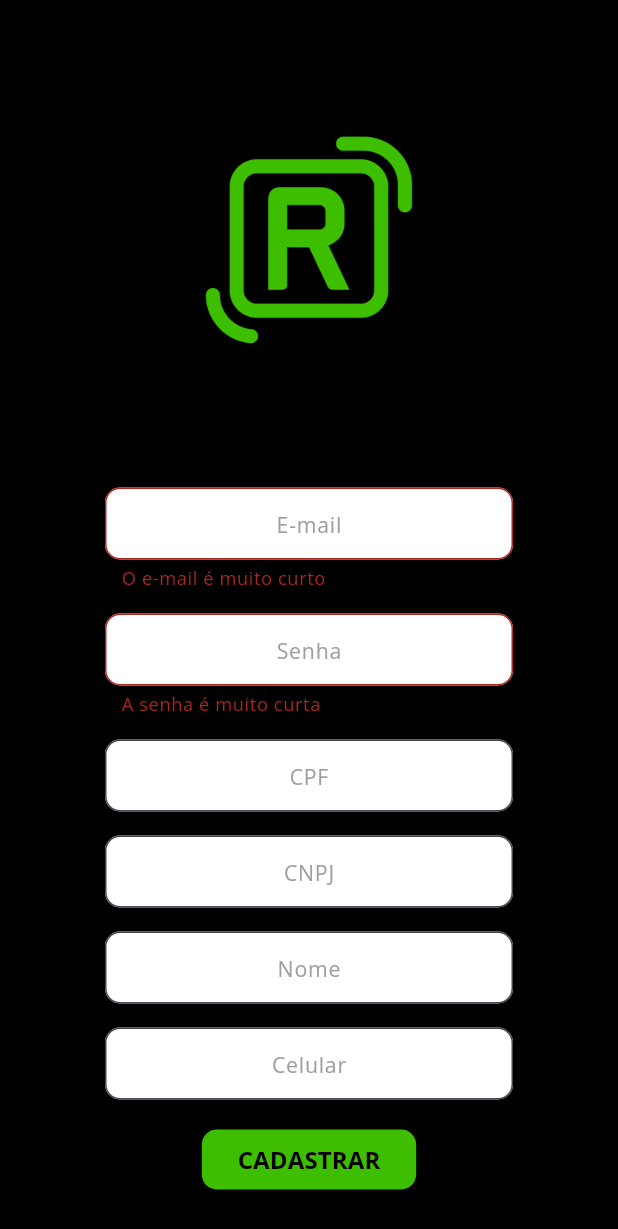
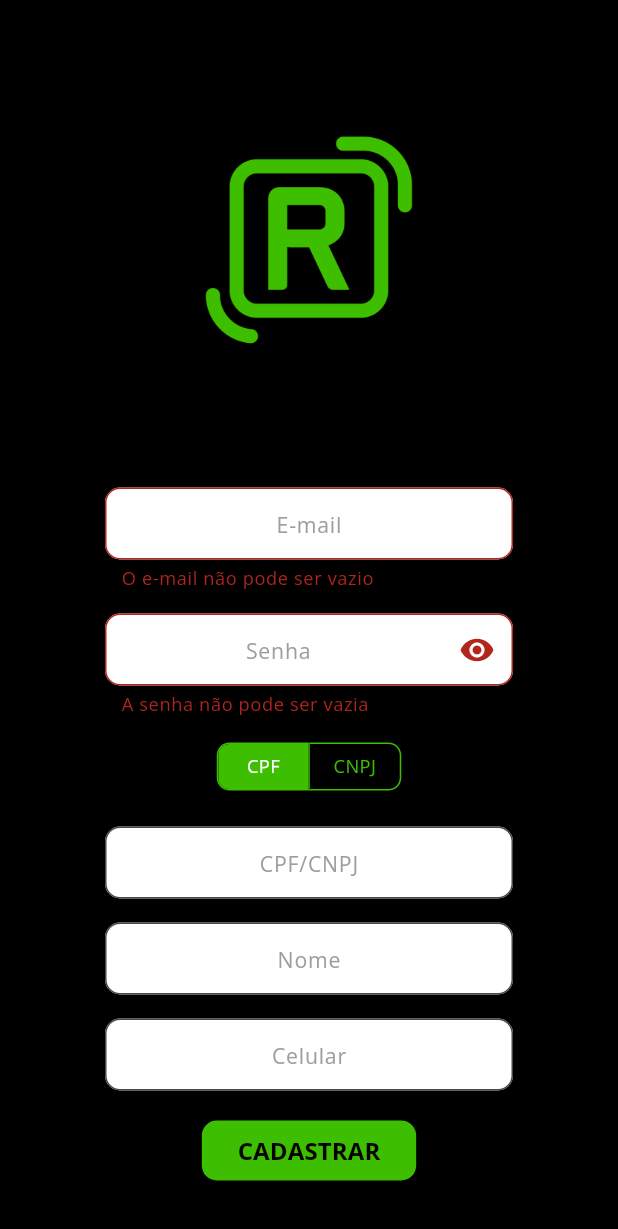
Before and after one commit to juliaevangelista/rurallstrongmobile, a Flutter app: the screen it shows after launch, after a tap on "ENTRAR", after a tap on "CRIAR MEU CADASTRO", on a phone screen of 412 x 824 dp. Shown: the top 1229 px of the screen. Run offline on Flutter 3.47's test engine with Material 3 defaults, Android fonts, the light colour scheme and no system bars; our stand-ins replace cloud_firestore, firebase_auth, firebase_core, firebase_database, firebase_storage, flutter_datetime_picker_plus and 4 more; accounts and stored records are empty.

Commit message:
extensao de mascara

```diff
--- a/lib/telas/login/login_tela.dart
+++ b/lib/telas/login/login_tela.dart
@@ -1,4 +1,6 @@
 import 'package:flutter/material.dart';
+import 'package:flutter/services.dart';
+import 'package:mask_text_input_formatter/mask_text_input_formatter.dart';
 import 'package:rurallstrong/_comum/meu_snackbar.dart';
 import 'package:rurallstrong/servicos/autenticao_servico.dart';
 import 'package:rurallstrong/telas/telateste.dart';
@@ -13,15 +15,24 @@ class LoginTela extends StatefulWidget {
 class _LoginTelaState extends State<LoginTela> {
   bool queroEntrar = true;
   final _formKey = GlobalKey<FormState>();
+  bool _obscureText = true;
 
   TextEditingController _emailControler = TextEditingController();
   TextEditingController _senhaControler = TextEditingController();
-  TextEditingController _cnpjControler = TextEditingController();
-  TextEditingController _cpfControler = TextEditingController();
+  TextEditingController _cpfCnpjControler = TextEditingController();
   TextEditingController _nomeControler = TextEditingController();
   TextEditingController _celularControler = TextEditingController();
 
   AutenticaoServico _autenServico = AutenticaoServico();
+
+  final maskFormatterCpf = MaskTextInputFormatter(
+      mask: '###.###.###-##', filter: {"#": RegExp(r'[0-9]')});
+  final maskFormatterCnpj = MaskTextInputFormatter(
+      mask: '##.###.###/####-##', filter: {"#": RegExp(r'[0-9]')});
+  final maskFormatterPhone = MaskTextInputFormatter(
+      mask: '(##) #####-####', filter: {"#": RegExp(r'[0-9]')});
+
+  bool isCpfSelected = true;
 
   @override
   Widget build(BuildContext context) {
@@ -54,22 +65,19 @@ class _LoginTelaState extends State<LoginTela> {
                       child: TextFormField(
                         controller: _emailControler,
                         decoration: InputDecoration(
-                            label: Center(
-                              child: Text('E-mail'),
-                            ),
+                          label: Center(child: Text('E-mail')),
                           labelStyle: TextStyle(color: Colors.grey),
                           filled: true,
                           fillColor: Colors.white,
                           border: OutlineInputBorder(
-                              borderRadius: BorderRadius.circular(
-                                  10.0),
+                            borderRadius: BorderRadius.circular(10.0),
                           ),
                           contentPadding: EdgeInsets.symmetric(
                               vertical: 10.0, horizontal: 7.0),
                           floatingLabelBehavior: FloatingLabelBehavior.never,
                         ),
                         validator: (String? value) {
-                            if (value == null) {
+                          if (value == null || value.isEmpty) {
                             return "O e-mail não pode ser vazio";
                           }
                           if (value.length < 5) {
@@ -90,23 +98,30 @@ class _LoginTelaState extends State<LoginTela> {
                       child: TextFormField(
                         controller: _senhaControler,
                         decoration: InputDecoration(
-                            label: Center(
-                              child: Text('Senha'),
-                            ),
+                          label: Center(child: Text('Senha')),
                           labelStyle: TextStyle(color: Colors.grey),
                           filled: true,
                           fillColor: Colors.white,
                           border: OutlineInputBorder(
-                              borderRadius: BorderRadius.circular(
-                                  10.0),
+                            borderRadius: BorderRadius.circular(10.0),
                           ),
                           contentPadding: EdgeInsets.symmetric(
                               vertical: 10.0, horizontal: 7.0),
                           floatingLabelBehavior: FloatingLabelBehavior.never,
+                          suffixIcon: IconButton(
+                            icon: Icon(_obscureText
+                                ? Icons.visibility
+                                : Icons.visibility_off),
+                            onPressed: () {
+                              setState(() {
+                                _obscureText = !_obscureText;
+                              });
+                            },
+                          ),
                         ),
                         validator: (String? value) {
-                            if (value == null) {
-                              return "A senha não pode ser vazio";
+                          if (value == null || value.isEmpty) {
+                            return "A senha não pode ser vazia";
                           }
                           if (value.length < 8) {
                             return "A senha é muito curta";
@@ -114,75 +129,96 @@ class _LoginTelaState extends State<LoginTela> {
                           return null;
                         },
                         style: const TextStyle(color: Colors.black),
-                          obscureText: true,
+                        obscureText: _obscureText,
                       ),
                     ),
                     Visibility(
                       visible: !queroEntrar,
                       child: Column(
                         children: [
+                          SizedBox(height: 10,),
+                          ToggleButtons(
+                            children: [
+                              Padding(
+                                padding: const EdgeInsets.symmetric(
+                                    horizontal: 12.0),
+                                child: Text(
+                                  "CPF",
+                                  style: TextStyle(
+                                    color: isCpfSelected
+                                        ? Colors.white
+                                        : Color.fromRGBO(61, 190, 1, 1),
+                                  ),
+                                ),
+                              ),
+                              Padding(
+                                padding: const EdgeInsets.symmetric(
+                                    horizontal: 12.0),
+                                child: Text(
+                                  "CNPJ",
+                                  style: TextStyle(
+                                    color: !isCpfSelected
+                                        ? Colors.white
+                                        : Color.fromRGBO(61, 190, 1, 1),
+                                  ),
+                                ),
+                              ),
+                            ],
+                            isSelected: [isCpfSelected, !isCpfSelected],
+                            onPressed: (int index) {
+                              setState(() {
+                                isCpfSelected = index == 0;
+                                _cpfCnpjControler
+                                    .clear(); // Clear the input field
+                              });
+                            },
+                            borderRadius: BorderRadius.circular(8.0),
+                            selectedColor: Colors.white,
+                            fillColor: Color.fromRGBO(61, 190, 1, 1),
+                            borderColor: Color.fromRGBO(61, 190, 1, 1),
+                            selectedBorderColor: Color.fromRGBO(61, 190, 1, 1),
+                            splashColor: Colors.greenAccent,
+                            constraints: BoxConstraints(
+                              minHeight: 30.0,
+                              minWidth: 60.0,
+                            ),
+                          ),
                           Container(
                             margin: EdgeInsets.fromLTRB(40, 16, 40, 0),
                             child: TextFormField(
-                                controller: _cpfControler,
+                              controller: _cpfCnpjControler,
                               decoration: InputDecoration(
-                                  label: Center(
-                                    child: Text('CPF'),
-                                  ),
+                                label: Center(child: Text('CPF/CNPJ')),
                                 labelStyle: TextStyle(color: Colors.grey),
                                 filled: true,
-                                  fillColor:
-                                      Colors.white, // Cor da caixa de fundo
+                                fillColor: Colors.white,
                                 border: OutlineInputBorder(
-                                    borderRadius: BorderRadius.circular(
-                                        10.0),
+                                  borderRadius: BorderRadius.circular(10.0),
                                 ),
                                 contentPadding: EdgeInsets.symmetric(
                                     vertical: 10.0, horizontal: 7.0),
-                                      floatingLabelBehavior: FloatingLabelBehavior.never,
+                                floatingLabelBehavior:
+                                    FloatingLabelBehavior.never,
                               ),
                               validator: (String? value) {
-                                  if (value == null) {
-                                    return "o CPF não pode ser vazio";
+                                if (value == null || value.isEmpty) {
+                                  return "O CPF/CNPJ não pode ser vazio";
                                 }
-                                  if (value.length < 11) {
-                                    return "O CPF é muito curta";
+                                if (isCpfSelected && value.length != 14) {
+                                  return "O CPF é inválido";
+                                }
+                                if (!isCpfSelected && value.length != 18) {
+                                  return "O CNPJ é inválido";
                                 }
                                 return null;
                               },
-                                style: const TextStyle(color: Colors.black),
-                              ),
-                            ),
-                            SizedBox(height: 16.0),
-                            Container(
-                              margin: EdgeInsets.fromLTRB(40, 0, 40, 0),
-                              child: TextFormField(
-                                controller: _cnpjControler,
-                                decoration: InputDecoration(
-                                  label: Center(
-                                    child: Text('CNPJ'),
-                                  ),
-                                  labelStyle: TextStyle(color: Colors.grey),
-                                  filled: true,
-                                  fillColor:
-                                      Colors.white,
-                                  border: OutlineInputBorder(
-                                    borderRadius: BorderRadius.circular(
-                                        10.0),
-                                  ),
-                                  contentPadding: EdgeInsets.symmetric(
-                                      vertical: 10.0, horizontal: 7.0),
-                                      floatingLabelBehavior: FloatingLabelBehavior.never,
-                                ),
-                                validator: (String? value) {
-                                  if (value == null) {
-                                    return "o CNPJ não pode ser vazio";
-                                  }
-                                  if (value.length < 14) {
-                                    return "O CNPJ é muito curta";
-                                  }
-                                  return null;
-                                },
+                              inputFormatters: [
+                                FilteringTextInputFormatter.digitsOnly,
+                                isCpfSelected
+                                    ? maskFormatterCpf
+                                    : maskFormatterCnpj,
+                              ],
+                              keyboardType: TextInputType.number,
                               style: const TextStyle(color: Colors.black),
                             ),
                           ),
@@ -192,23 +228,20 @@ class _LoginTelaState extends State<LoginTela> {
                             child: TextFormField(
                               controller: _nomeControler,
                               decoration: InputDecoration(
-                                  label: Center(
-                                    child: Text('Nome'),
-                                  ),
+                                label: Center(child: Text('Nome')),
                                 labelStyle: TextStyle(color: Colors.grey),
                                 filled: true,
-                                  fillColor:
-                                      Colors.white, // Cor da caixa de fundo
+                                fillColor: Colors.white,
                                 border: OutlineInputBorder(
-                                    borderRadius: BorderRadius.circular(
-                                        10.0),
+                                  borderRadius: BorderRadius.circular(10.0),
                                 ),
                                 contentPadding: EdgeInsets.symmetric(
                                     vertical: 10.0, horizontal: 7.0),
-                                      floatingLabelBehavior: FloatingLabelBehavior.never,
+                                floatingLabelBehavior:
+                                    FloatingLabelBehavior.never,
                               ),
                               validator: (String? value) {
-                                  if (value == null) {
+                                if (value == null || value.isEmpty) {
                                   return "O nome não pode ser vazio";
                                 }
                                 if (value.length < 5) {
@@ -225,32 +258,30 @@ class _LoginTelaState extends State<LoginTela> {
                             child: TextFormField(
                               controller: _celularControler,
                               decoration: InputDecoration(
-                                  label: Center(
-                                    child: Text('Celular'),
-                                  ),
+                                label: Center(child: Text('Celular')),
                                 labelStyle: TextStyle(color: Colors.grey),
                                 filled: true,
-                                  fillColor:
-                                      Colors.white, // Cor da caixa de fundo
+                                fillColor: Colors.white,
                                 border: OutlineInputBorder(
-                                    borderRadius: BorderRadius.circular(
-                                        10.0),
+                                  borderRadius: BorderRadius.circular(10.0),
                                 ),
                                 contentPadding: EdgeInsets.symmetric(
                                     vertical: 10.0, horizontal: 7.0),
-                                      floatingLabelBehavior: FloatingLabelBehavior.never,
+                                floatingLabelBehavior:
+                                    FloatingLabelBehavior.never,
                               ),
                               validator: (String? value) {
-                                  if (value == null) {
+                                if (value == null || value.isEmpty) {
                                   return "O Número do Whatsapp não pode ser vazio";
                                 }
-                                  if (value.length < 11) {
-                                    return "O Número do Whatsapp é muito curto";
+                                if (value.length != 11) {
+                                  return "O Número do Whatsapp é inválido";
                                 }
                                 return null;
                               },
+                              inputFormatters: [maskFormatterPhone],
+                              keyboardType: TextInputType.phone,
                               style: const TextStyle(color: Colors.black),
-
                             ),
                           ),
                         ],
@@ -262,13 +293,10 @@ class _LoginTelaState extends State<LoginTela> {
                         botaoPrincipalClicado();
                       },
                       style: ElevatedButton.styleFrom(
-                          foregroundColor:
-                              Colors.black, // Cor de fundo do botão
-                          backgroundColor: Color.fromRGBO(61, 190, 1,
-                              1),
+                        foregroundColor: Colors.black,
+                        backgroundColor: Color.fromRGBO(61, 190, 1, 1),
                         shape: RoundedRectangleBorder(
-                            borderRadius: BorderRadius.circular(
-                                10.0),
+                          borderRadius: BorderRadius.circular(10.0),
                         ),
                       ),
                       child: Text(
@@ -279,15 +307,11 @@ class _LoginTelaState extends State<LoginTela> {
                         ),
                       ),
                     ),
-                      SizedBox(
-                        height: 20,
-                      ),
+                    SizedBox(height: 20),
                     ElevatedButton(
                       style: ElevatedButton.styleFrom(
-                          foregroundColor:
-                              Colors.grey[400],
-                          backgroundColor: Color.fromRGBO(61, 190, 1,
-                              0),
+                        foregroundColor: Colors.grey[400],
+                        backgroundColor: Color.fromRGBO(61, 190, 1, 0),
                       ),
                       onPressed: () {
                         setState(() {
@@ -304,7 +328,8 @@ class _LoginTelaState extends State<LoginTela> {
                       ),
                     ),
                   ],
-                  )),
+                ),
+              ),
             ),
             buildMapeChat(context),
           ],
@@ -373,8 +398,7 @@ class _LoginTelaState extends State<LoginTela> {
   botaoPrincipalClicado() {
     String email = _emailControler.text;
     String senha = _senhaControler.text;
-    String cnpj = _cnpjControler.text;
-    String cpf = _cpfControler.text;
+    String cpfCnpj = _cpfCnpjControler.text;
     String nome = _nomeControler.text;
     String celular = _celularControler.text;
     if (_formKey.currentState!.validate()) {
@@ -391,10 +415,14 @@ class _LoginTelaState extends State<LoginTela> {
         print("Cadastro Validado");
         _autenServico
             .cadastrarUsuario(
-                email: email, senha: senha,cpf: cpf, cnpj: cnpj, nome: nome, celular: celular)
+                email: email,
+                senha: senha,
+                cpf: cpfCnpj.length == 11 ? cpfCnpj : null,
+                cnpj: cpfCnpj.length == 14 ? cpfCnpj : null,
+                nome: nome,
+                celular: celular)
             .then((String? erro) {
           if (erro != null) {
-            // Voltou com erro
             mostrarSnackBar(context: context, texto: erro);
           }
         });
--- a/pubspec.yaml
+++ b/pubspec.yaml
@@ -41,6 +41,7 @@ dependencies:
   flutter_datetime_picker_plus: ^2.2.0
   firebase_database: ^10.5.4
   flutter_screenutil: ^5.9.3
+  mask_text_input_formatter: ^2.9.0
 
 
   # The following adds the Cupertino Icons font to your application.
```
Also changed, not shown: pubspec.lock. Lines whose indentation alone changed are shown as unchanged.
